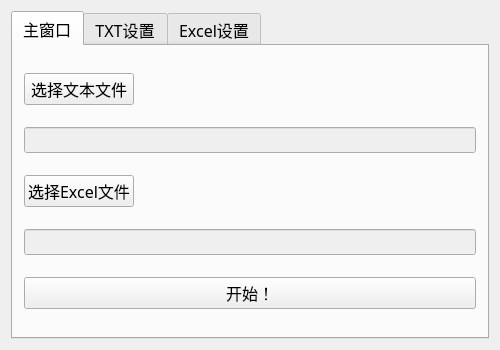
Preffer/MomRobot, file momrobot.ui: the form before one commit.
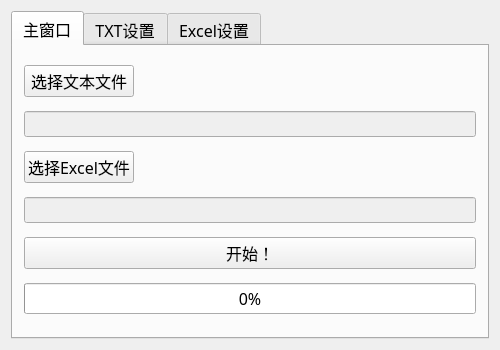
The form after the commit. Icons and pictures are not drawn.

Patch:
```diff
--- a/momrobot.ui
+++ b/momrobot.ui
@@ -151,6 +151,19 @@
           </property>
          </widget>
         </item>
+        <item row="5" column="0" colspan="2">
+         <widget class="QProgressBar" name="progressBar">
+          <property name="enabled">
+           <bool>true</bool>
+          </property>
+          <property name="value">
+           <number>0</number>
+          </property>
+          <property name="textVisible">
+           <bool>true</bool>
+          </property>
+         </widget>
+        </item>
        </layout>
       </widget>
       <widget class="QWidget" name="textConfig">
```
